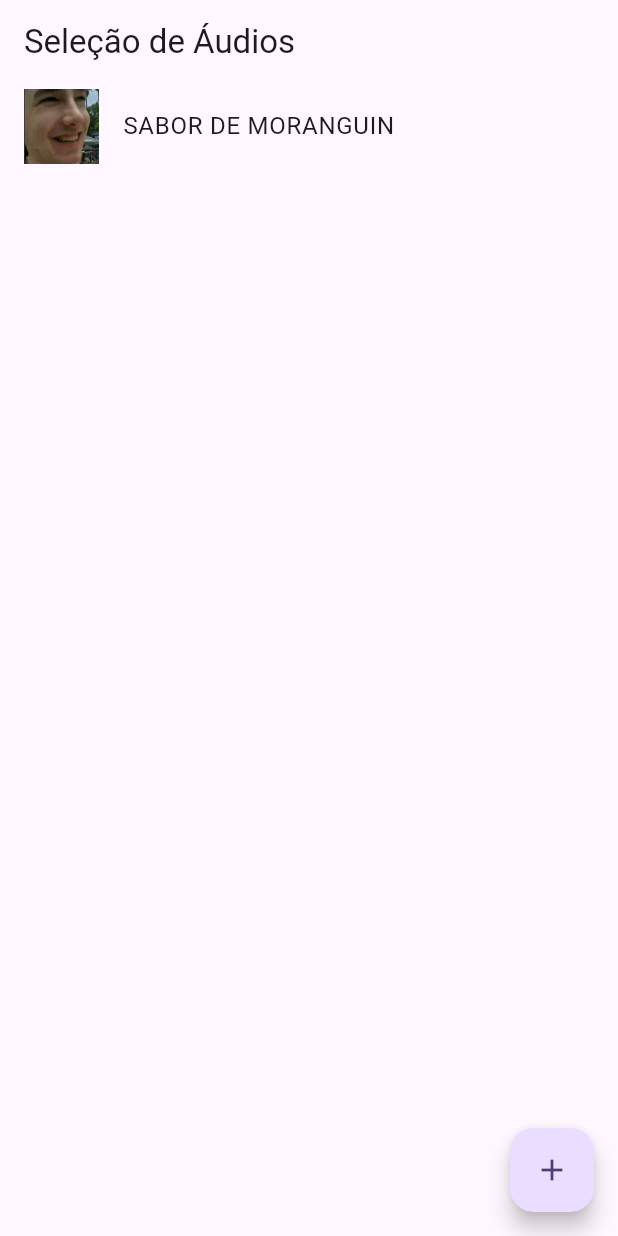
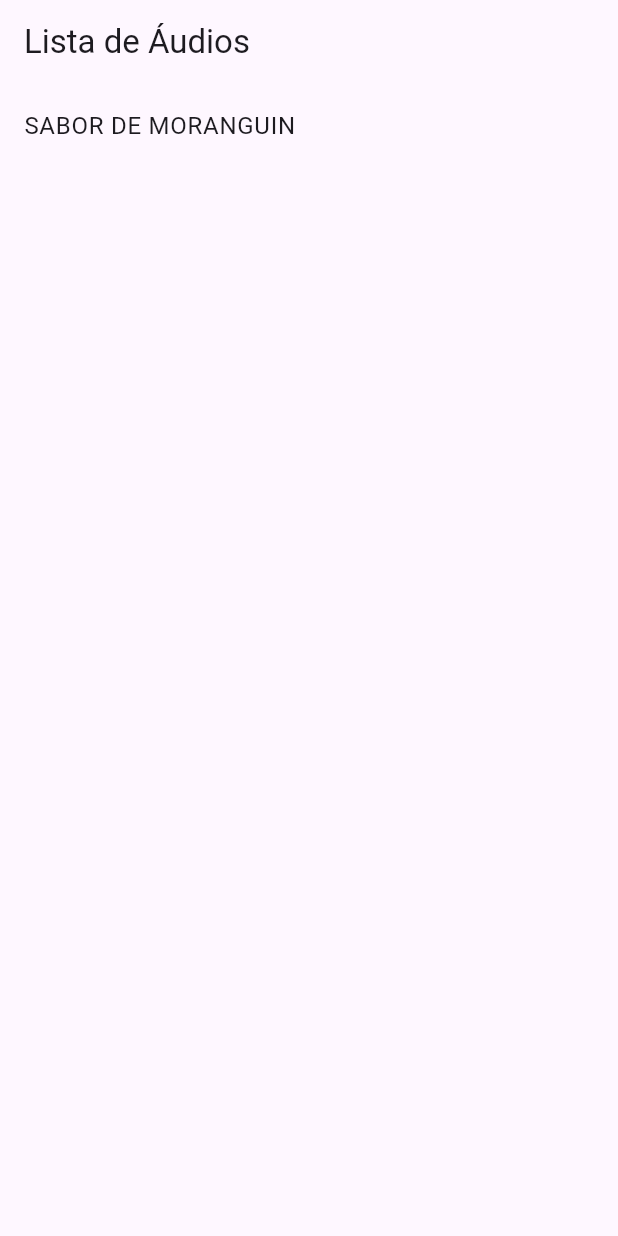
Before and after one commit to otaviosecco/audio_brooker, a Flutter app: the screen it shows after launch, on a phone screen of 412 x 824 dp. Run offline on Flutter 3.47's test engine with Material 3 defaults, Android fonts, the phone set to English and light mode, and no system bars; our stand-ins replace audio_service, file_picker, just_audio, rxdart.

Commit message:
Add provider for audio player and minimized player when scrolling

```diff
--- a/lib/audio_list_page.dart
+++ b/lib/audio_list_page.dart
@@ -2,7 +2,8 @@ import 'package:audio_brooker/audio_handler.dart';
 import 'package:audio_brooker/audio_player_page.dart';
 import 'package:flutter/material.dart';
 import 'package:file_picker/file_picker.dart';
-import 'dart:io';
+import 'package:provider/provider.dart';
+
 
 
 class AudioListPage extends StatefulWidget {
@@ -26,50 +27,52 @@ class _AudioListPageState extends State<AudioListPage> {
   ];
 
   @override
-  Widget build(BuildContext context) {
+ Widget build(BuildContext context) {
+    final audioHandler = Provider.of<AudioPlayerHandler>(context);
+
+    void _openAudioPlayer(Map<String, dynamic> audioItem) {
+      final currentMediaItem = audioHandler.mediaItem.value;
+      if (currentMediaItem != null && currentMediaItem.id == audioItem['audioPath']) {
+        // Se for o mesmo áudio, apenas navegue para a página do player
+        Navigator.push(
+          context,
+          MaterialPageRoute(
+            builder: (context) => AudioPlayerPage(
+              audioPath: audioItem['audioPath'],
+              title: audioItem['title'],
+              imagePath: audioItem['imagePath'],
+            ),
+          ),
+        );
+      } else {
+        // Se for um áudio diferente, configure o novo áudio
+        audioHandler.stop();
+        Navigator.push(
+          context,
+          MaterialPageRoute(
+            builder: (context) => AudioPlayerPage(
+              audioPath: audioItem['audioPath'],
+              title: audioItem['title'],
+              imagePath: audioItem['imagePath'],
+            ),
+          ),
+        );
+      }
+    }
+
     return Scaffold(
       appBar: AppBar(
-        title: const Text('Seleção de Áudios'),
+        title: const Text('Lista de Áudios'),
       ),
       body: ListView.builder(
         itemCount: audioList.length,
         itemBuilder: (context, index) {
-          final audio = audioList[index];
+          final audioItem = audioList[index];
           return ListTile(
-            leading: audio['imagePath'] != null
-                ? (audio['imagePath']!.startsWith('assets/')
-                    ? Image.asset(
-                        audio['imagePath']!,
-                        width: 50,
-                        height: 50,
-                        fit: BoxFit.cover,
-                      )
-                    : Image.file(
-                        File(audio['imagePath']!),
-                        width: 50,
-                        height: 50,
-                        fit: BoxFit.cover,
-                      ))
-                : const Icon(Icons.music_note),
-            title: Text(audio['title'] ?? 'Áudio sem título'),
-            onTap: () {
-              Navigator.push(
-                context,
-                MaterialPageRoute(
-                  builder: (context) => AudioPlayerPage(
-                    audioPath: audio['audioPath']!,
-                    imagePath: audio['imagePath'],
-                    title: audio['title']!, audioHandler: widget.audioHandler,
-                  ),
-                ),
-              );
-            },
+            title: Text(audioItem['title'] ?? 'Unknown Title'),
+            onTap: () => _openAudioPlayer(audioItem),
           );
         },
-      ),
-      floatingActionButton: FloatingActionButton(
-        onPressed: _showAddAudioDialog,
-        child: const Icon(Icons.add),
       ),
     );
   }
--- a/lib/main.dart
+++ b/lib/main.dart
@@ -1,7 +1,9 @@
 import 'package:flutter/material.dart';
 import 'package:audio_service/audio_service.dart';
+import 'package:provider/provider.dart';
 import 'audio_handler.dart';
 import 'audio_list_page.dart';
+import 'minimized_player.dart';
 
 void main() async {
   WidgetsFlutterBinding.ensureInitialized();
@@ -13,22 +15,46 @@ void main() async {
       androidNotificationOngoing: true,
     ),
   );
-  runApp(MyApp(audioHandler: audioHandler));
+  runApp(
+    MyApp(audioHandler: audioHandler),
+  );
 }
 
 class MyApp extends StatelessWidget {
   final AudioPlayerHandler audioHandler;
 
-  const MyApp({super.key, required this.audioHandler});
+  const MyApp({Key? key, required this.audioHandler}) : super(key: key);
 
   @override
   Widget build(BuildContext context) {
-    return MaterialApp(
-      title: 'Tocador de Áudio',
-      theme: ThemeData(
-        colorScheme: ColorScheme.fromSeed(seedColor: Colors.deepPurple),
-      ),
-      home: AudioListPage(audioHandler: audioHandler),
+    return Provider<AudioPlayerHandler>.value(
+      value: audioHandler,
+      child: MaterialApp(
+        title: 'Tocador de Áudio',
+        theme: ThemeData(
+          colorScheme: ColorScheme.fromSeed(seedColor: Colors.deepPurple),
+        ),
+        home: const MainPage(),
+      )
     );
   }
 }
+
+
+class MainPage extends StatelessWidget {
+  const MainPage({Key? key}) : super(key: key);
+  @override
+  Widget build(BuildContext context) {
+    return Scaffold(
+      body: Stack(
+        children: [
+          AudioListPage(audioHandler: Provider.of<AudioPlayerHandler>(context)),
+          Align(
+            alignment: Alignment.bottomCenter,
+            child: MinimizedPlayer(),
+          ),
+        ],
+      ),
+    );
+  }
+}
--- a/pubspec.yaml
+++ b/pubspec.yaml
@@ -42,7 +42,11 @@ dependencies:
   file_picker: ^5.2.5
 
   audio_service: ^0.18.15
+
   rxdart: ^0.28.0
+
+  provider: ^6.0.0
+
 
 
 dev_dependencies:
```
Also changed, not shown: lib/audio_player_page.dart (+36 -57 lines), lib/minimized_player.dart (added, +84 -0 lines), pubspec.lock.
